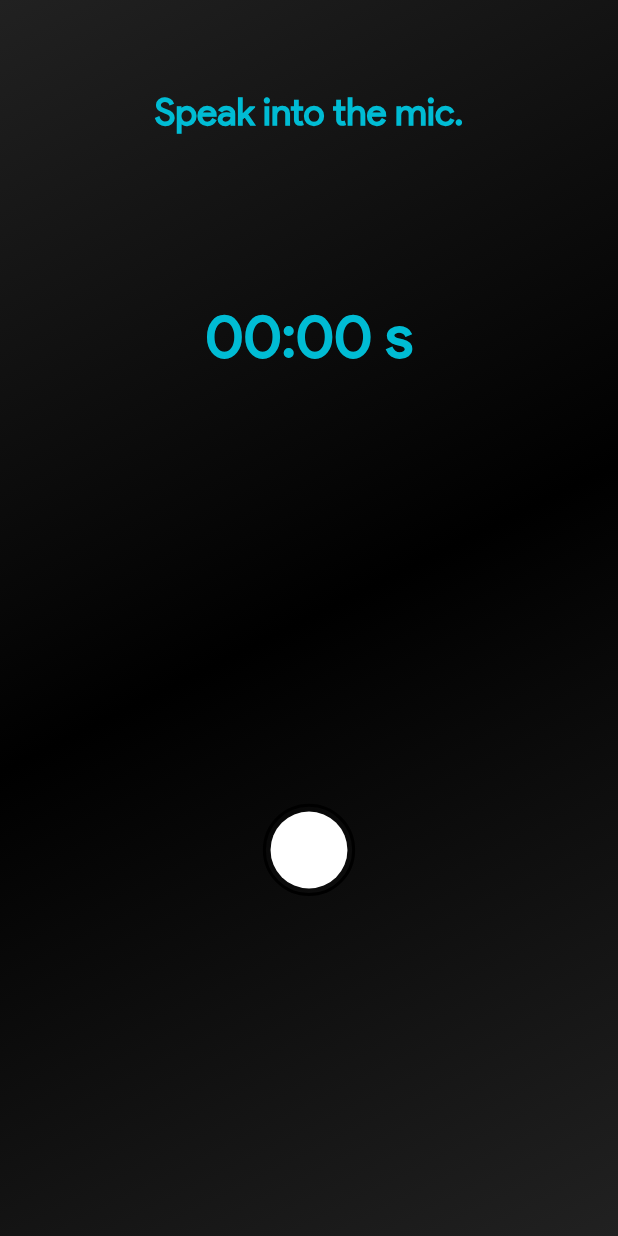
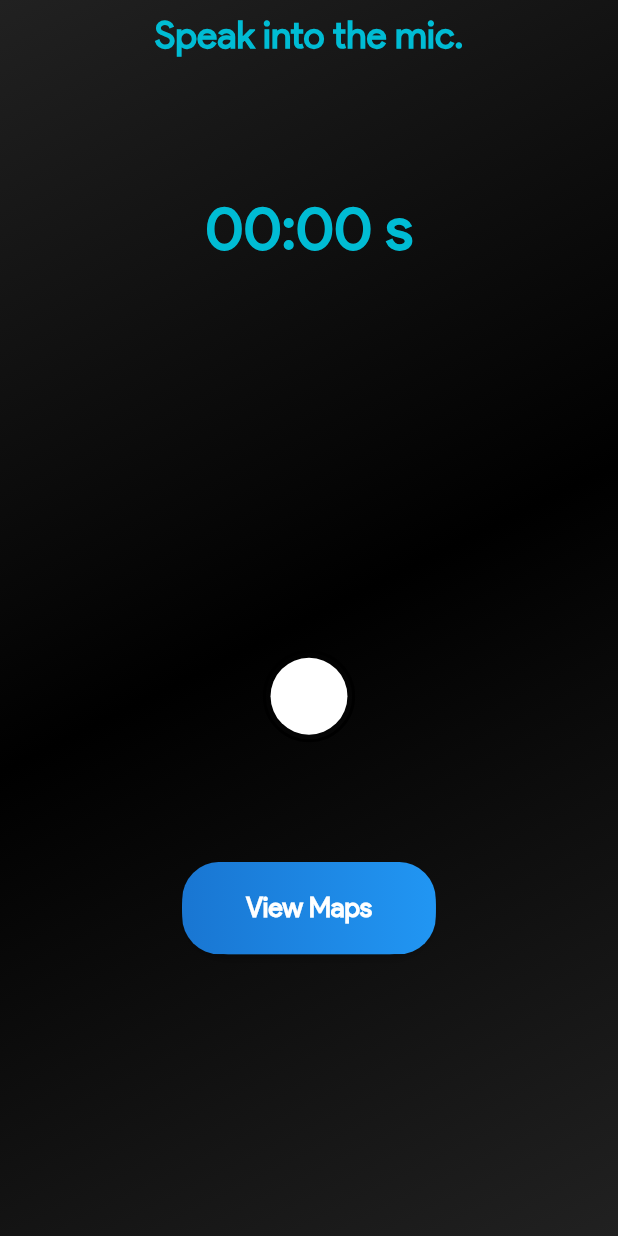
Before and after one commit to Arjun-254/SIH1348_LichtDenCode, a Flutter app: the AudioInput screen opened directly, on a phone screen of 412 x 824 dp. Run offline on Flutter 3.47's test engine with Material 2 defaults, Android fonts, the light colour scheme and no system bars; our stand-ins replace adaptive_theme, email_validator, file_picker, flutter_onboarding_slider, font_awesome_flutter, geolocator and 7 more; missing offline and left inert: alan_voice, flutter_sound, model_viewer_plus; accounts and stored records are empty; generated files the repository leaves out were written again.

Commit message:
final commit here

```diff
--- a/lib/constants.dart
+++ b/lib/constants.dart
@@ -1,5 +1,5 @@
 class Constants {
   double deviceHeight = 803.6363636363636;
   double deviceWidth = 392.72727272727275;
-  String url = 'https://30ff-34-91-33-29.ngrok-free.app';
+  String url = 'https://1d0a-34-125-115-31.ngrok-free.app';
 }
--- a/lib/screens/UserPage.dart
+++ b/lib/screens/UserPage.dart
@@ -6,6 +6,7 @@ import 'bottomBar/AudioInput.dart';
 import 'bottomBar/Chat/TextInput.dart';
 import 'bottomBar/OCRInput.dart';
 import 'package:flutter_gen/gen_l10n/app_localizations.dart';
+import 'package:alan_voice/alan_voice.dart';
 
 class UserPage extends StatefulWidget {
   const UserPage({Key? key, required this.token}) : super(key: key);
@@ -28,6 +29,9 @@ class _UserPageState extends State<UserPage> {
   Widget build(BuildContext context) {
     var height = MediaQuery.of(context).size.height;
     var width = MediaQuery.of(context).size.width;
+    AlanVoice.addButton(
+        "5ff81ea079e4b969330f4bf6e0645d582e956eca572e1d8b807a3e2338fdd0dc/stage",
+        buttonAlign: AlanVoice.BUTTON_ALIGN_RIGHT);
 
     return SafeArea(
       child: Scaffold(
--- a/lib/screens/bottomBar/AudioInput.dart
+++ b/lib/screens/bottomBar/AudioInput.dart
@@ -1,6 +1,7 @@
 import 'package:flutter/material.dart';
 import 'package:loading_animation_widget/loading_animation_widget.dart';
 import 'package:shared_preferences/shared_preferences.dart';
+import 'package:sih/maps/maps.dart';
 import '../../models/AudioModel.dart';
 import '../../helpers/Utils.dart';
 import '../../constants.dart';
@@ -121,9 +122,6 @@ class _AudioInputState extends State<AudioInput>
             physics: const AlwaysScrollableScrollPhysics(),
             child: Column(
               children: [
-                SizedBox(
-                  height: 50 * (height / deviceHeight),
-                ),
                 Padding(
                   padding: const EdgeInsets.all(8.0),
                   child: Text(
@@ -136,7 +134,7 @@ class _AudioInputState extends State<AudioInput>
                   ),
                 ),
                 SizedBox(
-                  height: 100 * (height / deviceHeight),
+                  height: 80 * (height / deviceHeight),
                 ),
                 StreamBuilder<RecordingDisposition>(
                     stream: recorder.onProgress,
@@ -160,7 +158,7 @@ class _AudioInputState extends State<AudioInput>
                       );
                     }),
                 SizedBox(
-                  height: 80 * (height / deviceHeight),
+                  height: 40 * (height / deviceHeight),
                 ),
                 if (isPlaying)
                   Center(
@@ -170,10 +168,18 @@ class _AudioInputState extends State<AudioInput>
                   )),
                 if (!isPlaying)
                   SizedBox(
-                    height: 150 * (height / deviceHeight),
+                    height: 160 * (height / deviceHeight),
                     child: gotSomeTextYo
-                        ? Padding(
+                        ? Container(
+                            decoration: BoxDecoration(
+                              border: Border.all(
+                                  width: 1.5, color: const Color(0xFF009CFF)
+                              ),
+                              borderRadius: const BorderRadius.all(Radius.circular(20)),
+                            ),
+                            child: Padding(
                               padding: const EdgeInsets.all(8.0),
+                              child: SingleChildScrollView(
                                 child: Text(
                                   lst[0],
                                   style: const TextStyle(
@@ -181,6 +187,8 @@ class _AudioInputState extends State<AudioInput>
                                       fontWeight: FontWeight.w700,
                                       fontFamily: "productSansReg",
                                       color: Color(0xFF009CFF)),
+                                ),
+                              ),
                             ),
                           )
                         : const Padding(
@@ -237,6 +245,38 @@ class _AudioInputState extends State<AudioInput>
                 SizedBox(
                   height: 70 * (height / deviceHeight),
                 ),
+                Padding(
+                  padding: const EdgeInsets.all(8.0),
+                  child: ElevatedButton(
+                    onPressed: () {
+                      Navigator.of(context).push(MaterialPageRoute(
+                          builder: (context) => const maps()));
+                    },
+                    style: ElevatedButton.styleFrom(
+                        padding: EdgeInsets.zero,
+                        shape: RoundedRectangleBorder(
+                            borderRadius: BorderRadius.circular(60))),
+                    child: Ink(
+                      decoration: BoxDecoration(
+                          gradient: LinearGradient(
+                              colors: [Colors.blue[700]!, Colors.blue[500]!]),
+                          borderRadius: BorderRadius.circular(25)),
+                      child: Container(
+                        width: 165 * (height / deviceHeight),
+                        height: 60 * (height / deviceHeight),
+                        alignment: Alignment.center,
+                        child: Text(
+                          AppLocalizations.of(context)!.chooseMap,
+                          style: const TextStyle(
+                              fontFamily: "productSansReg",
+                              color: Colors.white,
+                              fontWeight: FontWeight.w700,
+                              fontSize: 18),
+                        ),
+                      ),
+                    ),
+                  ),
+                ),
               ],
             ),
           ),
@@ -250,8 +290,8 @@ class _AudioInputState extends State<AudioInput>
     SharedPreferences prefs = await SharedPreferences.getInstance();
     var token = prefs.getString('token');
     var header = {'token': '$token'};
+    if (kDebugMode) {
       print(token);
-    if (kDebugMode) {
       print(audioPath!.path);
     }
     var response = http.MultipartRequest(
@@ -292,14 +332,14 @@ class _AudioInputState extends State<AudioInput>
     SharedPreferences prefs = await SharedPreferences.getInstance();
     var token = prefs.getString('token');
     var res = await http.post(
-      Uri.parse('$ngrokurl/rewriter/'),
+      Uri.parse('$ngrokurl/chat/'),
       headers: <String, String>{
         'Content-Type': 'application/json; charset=UTF-8',
         'token': '$token'
       },
       body: jsonEncode(<String, String>{
         "text":
-            "Fix it such that grammatical and spelling errors are corrected: $text",
+            "Fix it and answer such that grammatical and spelling errors are corrected: $text",
         "emotion": "Professional & Cheerful"
       }),
     );
--- a/lib/screens/bottomBar/Chat/TextInput.dart
+++ b/lib/screens/bottomBar/Chat/TextInput.dart
@@ -107,14 +107,14 @@ class _TextInputState extends State<TextInput> {
     SharedPreferences prefs = await SharedPreferences.getInstance();
     var token = prefs.getString('token');
     var res = await http.post(
-      Uri.parse('$ngrokurl/rewriter/'),
+      Uri.parse('$ngrokurl/chat/'),
       headers: <String, String>{
         'Content-Type': 'application/json; charset=UTF-8',
         'token': '$token'
       },
       body: jsonEncode(<String, String>{
         "text":
-            "Fix it such that grammatical and spelling errors are corrected: $text",
+            "Fix it and answer such that grammatical and spelling errors are corrected: $text",
         "emotion": "Professional & Cheerful"
       }),
     );
--- a/pubspec.yaml
+++ b/pubspec.yaml
@@ -52,6 +52,7 @@ dependencies:
   adaptive_theme:
   flutter_onboarding_slider:
   font_awesome_flutter:
+  alan_voice: ^4.4.0
 
 
   # The following adds the Cupertino Icons font to your application.
```
Also changed, not shown: lib/screens/bottomBar/OCRInput.dart (+16 -30 lines), 2 other files. Lines whose indentation alone changed are shown as unchanged.
